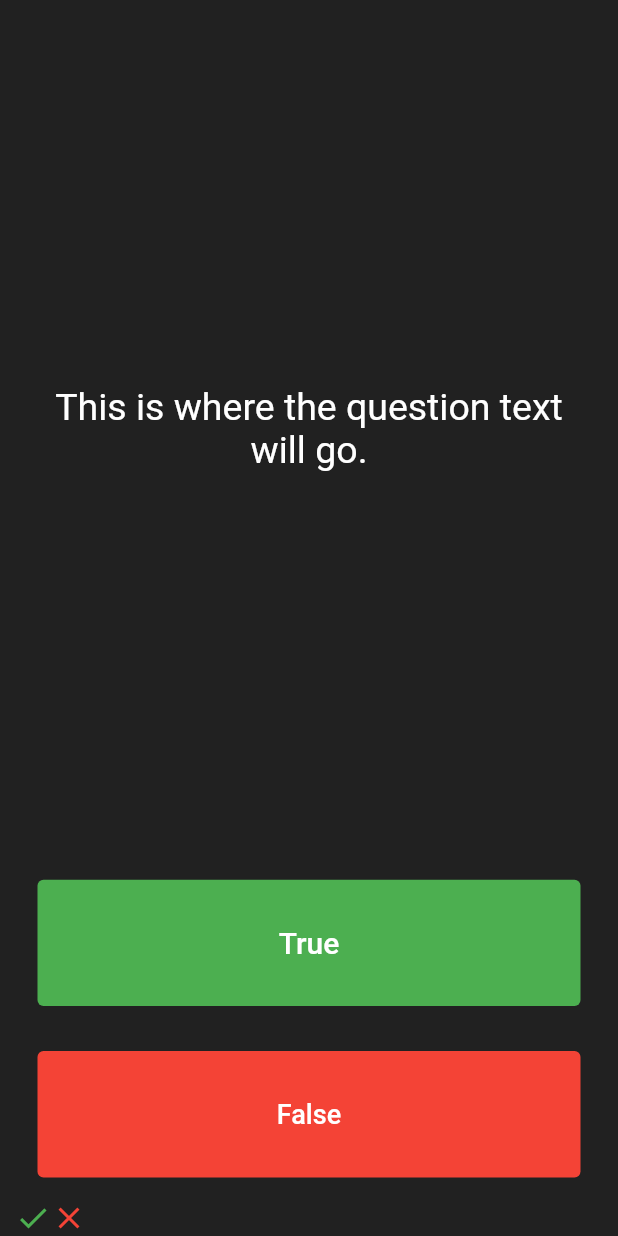
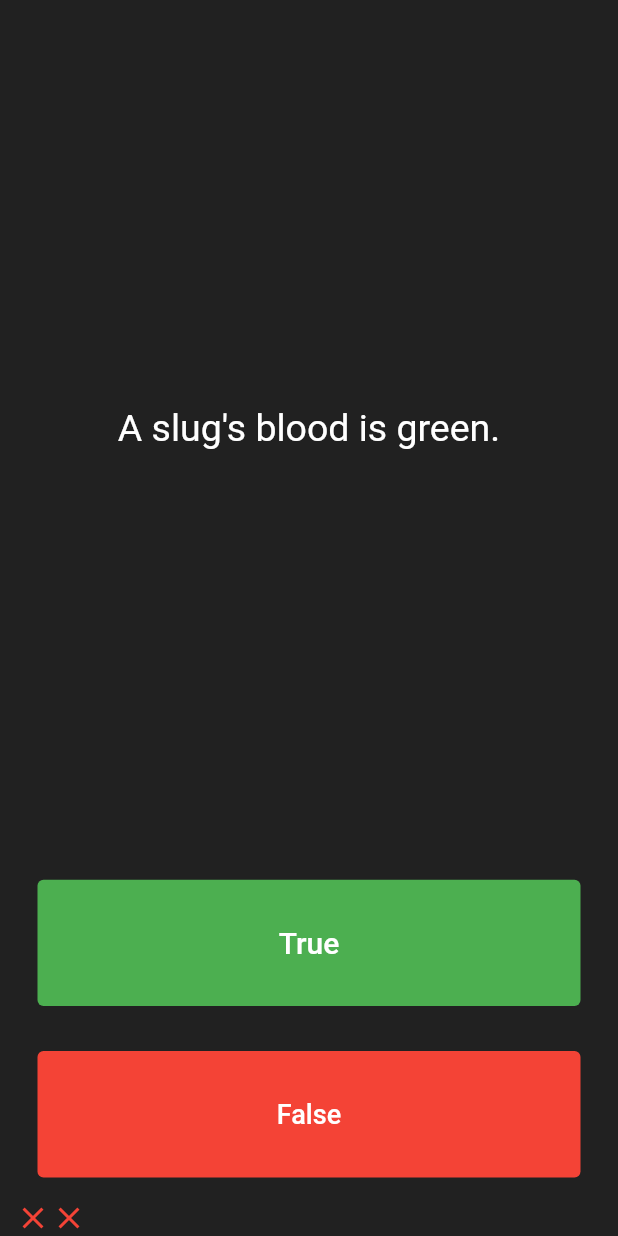
Before and after one commit to kazimayaan/quizzler_app, a Flutter app: the screen it shows after launch, after a tap on "True", after a tap on "False", on a phone screen of 412 x 824 dp. Run offline on Flutter 3.47's test engine with Material 2 defaults, Android fonts, the phone set to English and light mode, and no system bars.

Commit message:
added functionality

```diff
--- a/lib/main.dart
+++ b/lib/main.dart
@@ -26,6 +26,13 @@ class QuizPage extends StatefulWidget {
 
 class _QuizPageState extends State<QuizPage> {
   List<Icon> scoreKeeper = [];
+  List<String> questions = [
+    'You can lead a cow down stairs but not up stairs.',
+    'Approximately one quarter of human bones are in the feet.',
+    'A slug\'s blood is green.'
+  ];
+  List<bool> answers = [false, true, true];
+  int x = 0;
   @override
   Widget build(BuildContext context) {
     return Column(
@@ -38,7 +45,7 @@ class _QuizPageState extends State<QuizPage> {
             padding: EdgeInsets.all(10.0),
             child: Center(
               child: Text(
-                'This is where the question text will go.',
+                questions[x],
                 textAlign: TextAlign.center,
                 style: TextStyle(
                   fontSize: 25.0,
@@ -62,10 +69,20 @@ class _QuizPageState extends State<QuizPage> {
               style: TextButton.styleFrom(backgroundColor: Colors.green),
               onPressed: () {
                 setState(() {
-                  scoreKeeper.add(Icon(
-                    Icons.check,
-                    color: Colors.green,
-                  ));
+                  if (answers[x] == true) {
+                    scoreKeeper.add(Icon(
+                      Icons.check,
+                      color: Colors.green,
+                    ));
+                  } else {
+                    scoreKeeper.add(const Icon(
+                      Icons.close,
+                      color: Colors.red,
+                    ));
+                  }
+                  if (x != questions.length - 1) {
+                    ++x;
+                  }
                 });
                 //The user picked true.
               },
@@ -86,6 +103,9 @@ class _QuizPageState extends State<QuizPage> {
               style: TextButton.styleFrom(backgroundColor: Colors.red),
               onPressed: () {
                 setState(() {
+                  if (x < questions.length - 1) {
+                    x++;
+                  }
                   scoreKeeper.add(const Icon(
                     Icons.close,
                     color: Colors.red,
```
